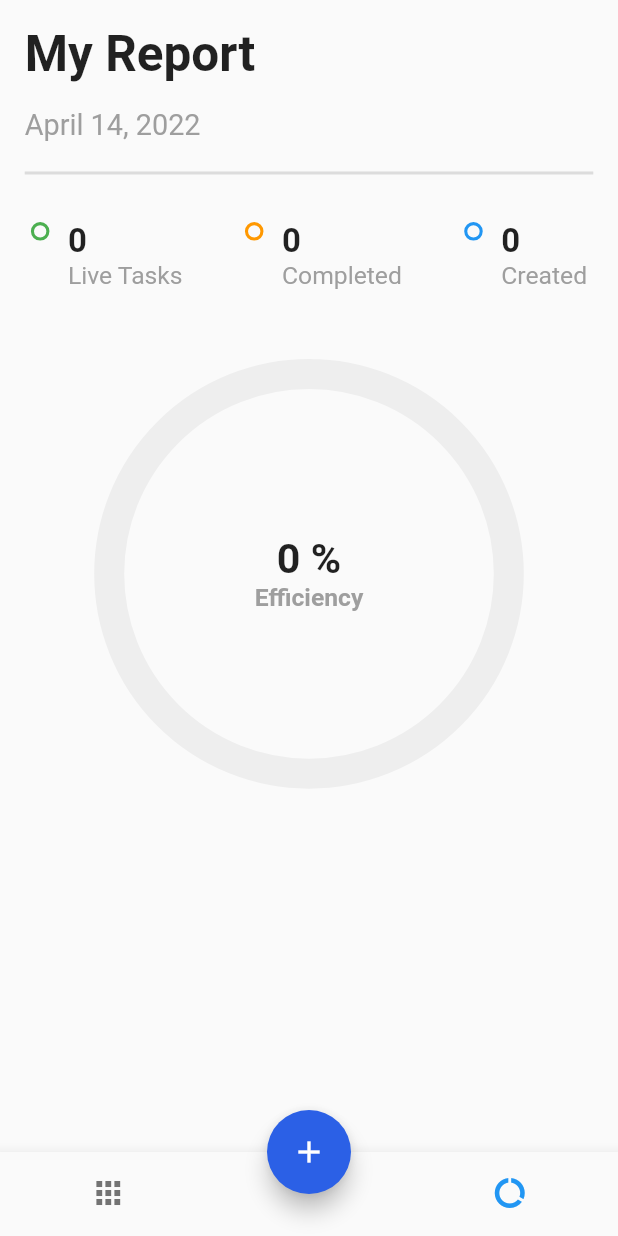
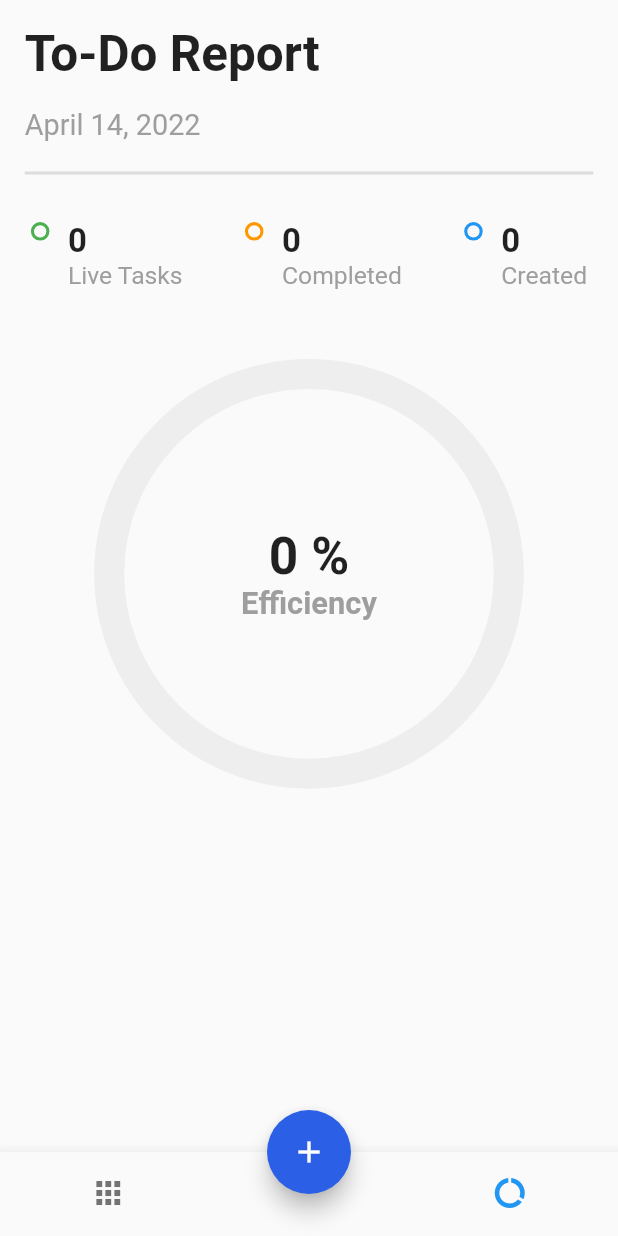
Before and after one commit to Dapo-dan/todo, a Flutter app: the screen it shows after launch, item 2 of the bottom bar chosen, on a phone screen of 412 x 824 dp. Run offline on Flutter 3.47's test engine with Material 2 defaults, Android fonts, the phone set to English and light mode, and no system bars; drawn by our look-alikes of step_progress_indicator; our stand-ins replace dotted_border, equatable, flutter_easyloading, get, get_storage.

Commit message:
final cleanup (App name, logo...)

```diff
--- a/lib/app/modules/home/view.dart
+++ b/lib/app/modules/home/view.dart
@@ -26,7 +26,7 @@ class HomePage extends GetView<HomeController> {
                 Padding(
                   padding: EdgeInsets.all(4.0.wp),
                   child: Text(
-                    'My List',
+                    'To-Do List',
                     style: TextStyle(
                         fontSize: 24.0.sp, fontWeight: FontWeight.bold),
                   ),
--- a/lib/app/modules/report/view.dart
+++ b/lib/app/modules/report/view.dart
@@ -25,7 +25,7 @@ class ReportPage extends StatelessWidget {
               Padding(
                 padding: EdgeInsets.all(4.0.wp),
                 child: Text(
-                  'My Report',
+                  'To-Do Report',
                   style:
                       TextStyle(fontSize: 24.0.sp, fontWeight: FontWeight.bold),
                 ),
@@ -80,13 +80,13 @@ class ReportPage extends StatelessWidget {
                         Text(
                           '${createdTasks == 0 ? 0 : percentageDone} %',
                           style: TextStyle(
-                              fontWeight: FontWeight.bold, fontSize: 20.0.sp),
+                              fontWeight: FontWeight.bold, fontSize: 25.0.sp),
                         ),
                         Text(
                           'Efficiency',
                           style: TextStyle(
                               fontWeight: FontWeight.bold,
-                              fontSize: 12.0.sp,
+                              fontSize: 15.0.sp,
                               color: Colors.grey),
                         )
                       ],
--- a/lib/main.dart
+++ b/lib/main.dart
@@ -20,7 +20,7 @@ class MyApp extends StatelessWidget {
   @override
   Widget build(BuildContext context) {
     return  GetMaterialApp(
-      title: 'ToDo',
+      title: 'To-Do Monitor',
       debugShowCheckedModeBanner: false,
       home: const HomePage(),
       initialBinding: HomeBinding(),
```
Also changed, not shown: 6 other files.
